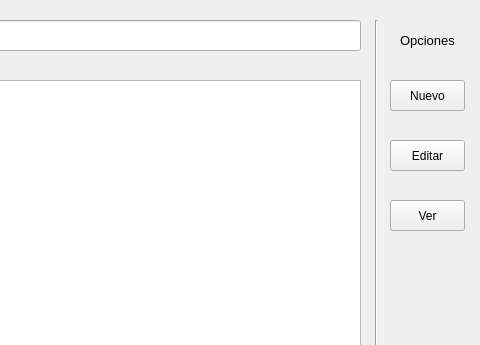
Old version of the form proveedores.ui in the repository psystingod/eremas; both pictures show x 440 to 920 and y 0 to 345 of the 920 by 525 pixel window.
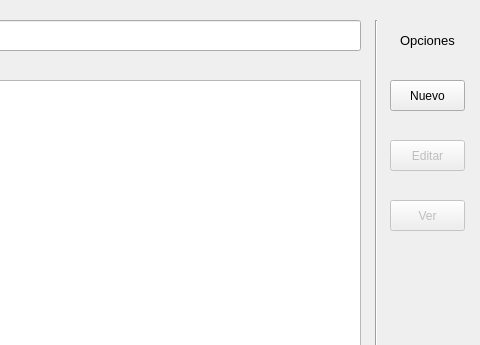
New version of the form.

```diff
--- a/proveedores.ui
+++ b/proveedores.ui
@@ -74,6 +74,9 @@
    </property>
   </widget>
   <widget class="QPushButton" name="btn_edit">
+   <property name="enabled">
+    <bool>false</bool>
+   </property>
    <property name="geometry">
     <rect>
      <x>830</x>
@@ -87,6 +90,9 @@
    </property>
   </widget>
   <widget class="QPushButton" name="btn_see">
+   <property name="enabled">
+    <bool>false</bool>
+   </property>
    <property name="geometry">
     <rect>
      <x>830</x>
```
